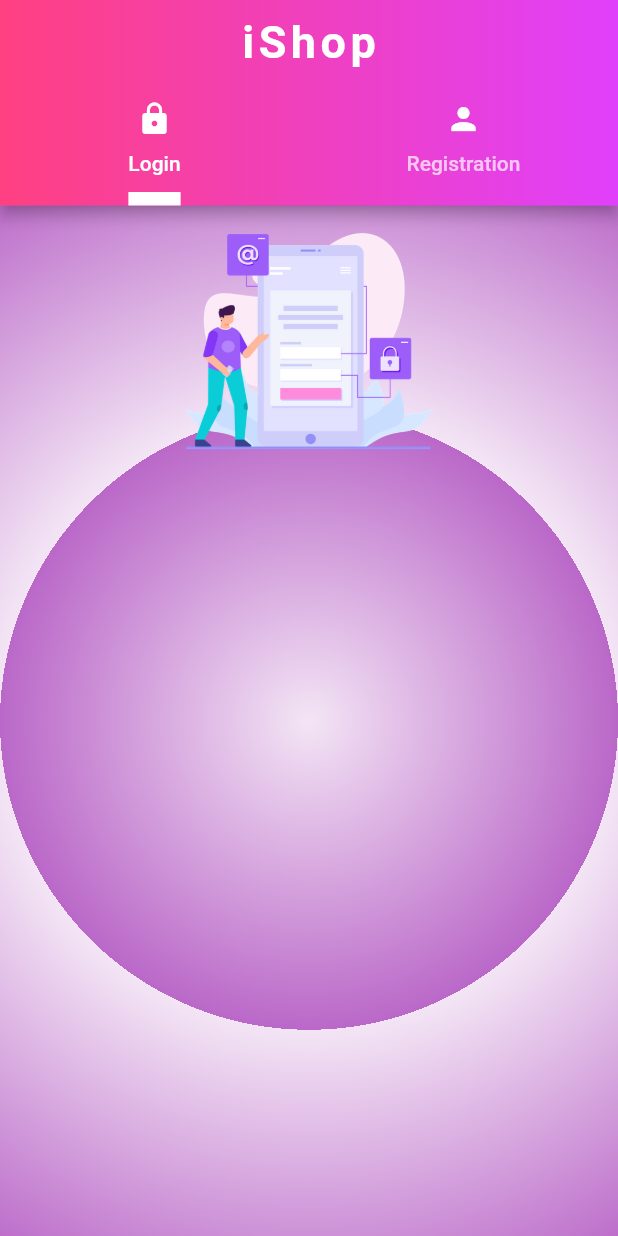
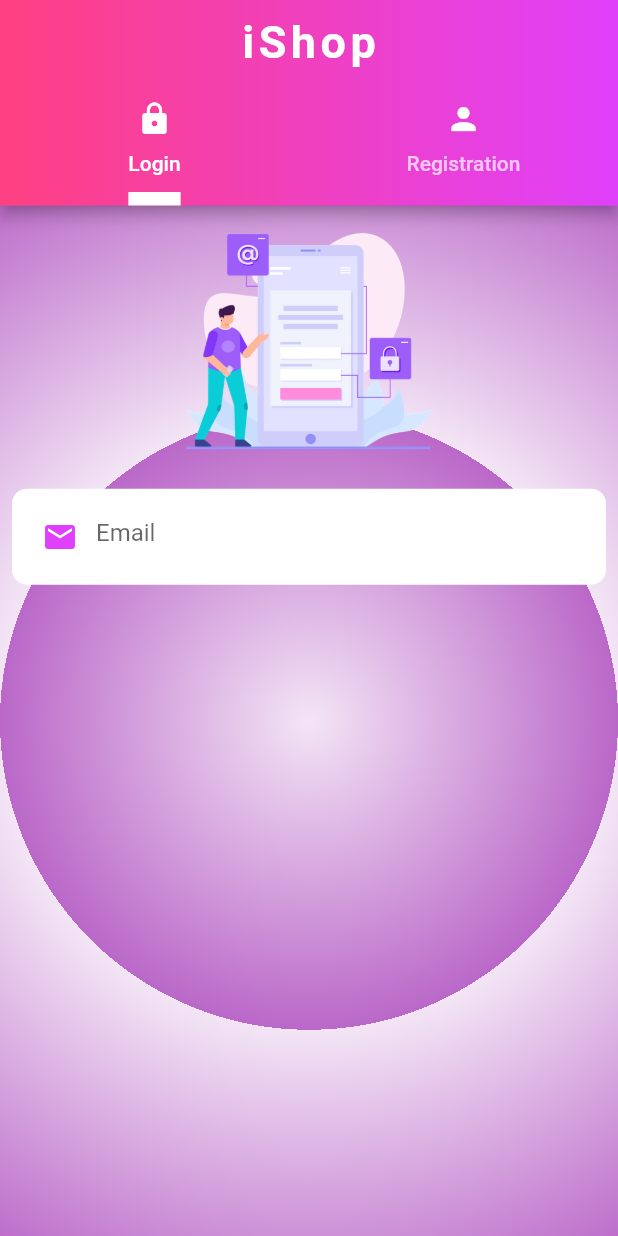
Before and after one commit to Devsaci/amazonwebadminotif_v2, a Flutter app: the screen it shows after launch, on a phone screen of 412 x 824 dp. Run offline on Flutter 3.47's test engine with Material 2 defaults, Android fonts, the phone set to English and light mode, and no system bars.

Commit message:
CustomTextField emailTextEditingController

```diff
--- a/lib/authScreens/login_tab_page.dart
+++ b/lib/authScreens/login_tab_page.dart
@@ -1,9 +1,10 @@
 import 'package:flutter/cupertino.dart';
+import 'package:flutter/material.dart';
+
+import '../widgets/custom_text_field.dart';
 
 class LoginTabPage extends StatefulWidget {
   const LoginTabPage({Key? key}) : super(key: key);
-
-
 
   @override
   State<LoginTabPage> createState() => _LoginTabPageState();
@@ -11,6 +12,8 @@ class LoginTabPage extends StatefulWidget {
 
 class _LoginTabPageState extends State<LoginTabPage> {
   GlobalKey<FormState> formKey = GlobalKey<FormState>();
+  TextEditingController emailTextEditingController = TextEditingController();
+
   @override
   Widget build(BuildContext context) {
     return Column(
@@ -24,8 +27,19 @@ class _LoginTabPageState extends State<LoginTabPage> {
         ),
         Form(
           key: formKey,
-          child: Column(),
-        )
+          child: Column(
+            children: [
+              //email
+              CustomTextField(
+                textEditingController: emailTextEditingController,
+                iconData: Icons.email,
+                hintText: "Email",
+                isObsecre: false,
+                enabled: true,
+              ),
+            ],
+          ),
+        ),
       ],
     );
   }
```
